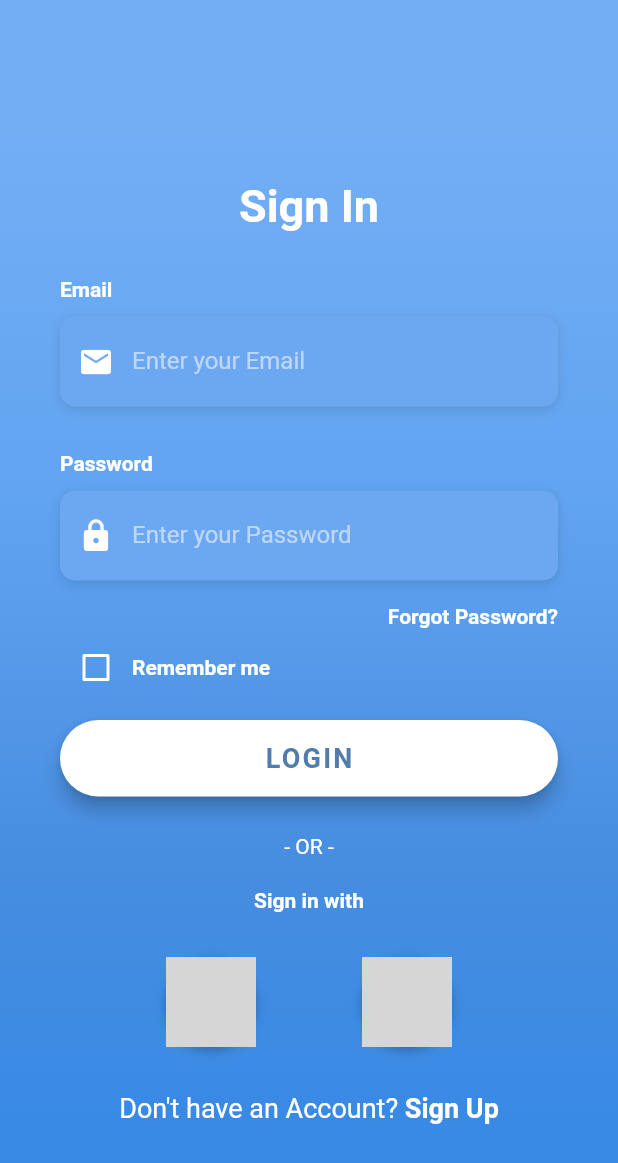
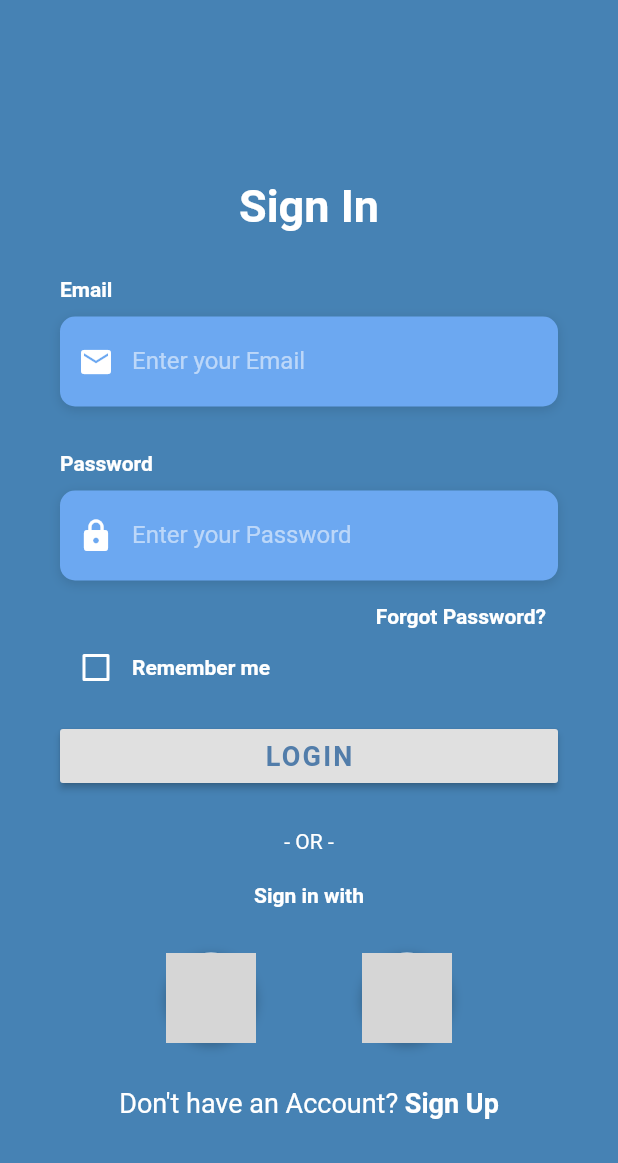
Before and after one commit to dmiranda83/futeba-futeba_flutter, a Flutter app: the screen it shows after launch, on a phone screen of 412 x 824 dp. Shown: the top 1163 px of the screen. Run offline on Flutter 3.47's test engine with Material 2 defaults, Android fonts, the phone set to English and light mode, and no system bars; Roboto replaces fonts that are missing (OpenSans); grey boxes are pictures that could not be loaded.

Commit message:
Implementacao tela de login

```diff
--- a/lib/screens/login_screen.dart
+++ b/lib/screens/login_screen.dart
@@ -1,6 +1,8 @@
 import 'package:flutter/material.dart';
 import 'package:flutter/services.dart';
-import 'package:futeba/screens/utilities/constants.dart';
+import 'package:futeba/utilities/constants.dart';
+
+import '../utilities/constants.dart';
 
 class LoginScreen extends StatefulWidget {
   @override
@@ -83,9 +85,12 @@ class _LoginScreenState extends State<LoginScreen> {
   Widget _buildForgotPasswordBtn() {
     return Container(
       alignment: Alignment.centerRight,
-      child: FlatButton(
+      child: TextButton(
+        style: TextButton.styleFrom(
+          primary: Colors.blue,
+          onSurface: Colors.red,
+        ),
         onPressed: () => print('Forgot Password Button Pressed'),
-        padding: EdgeInsets.only(right: 0.0),
         child: Text(
           'Forgot Password?',
           style: kLabelStyle,
@@ -125,14 +130,17 @@ class _LoginScreenState extends State<LoginScreen> {
     return Container(
       padding: EdgeInsets.symmetric(vertical: 25.0),
       width: double.infinity,
-      child: RaisedButton(
-        elevation: 5.0,
+      child: ElevatedButton(
+        style: ElevatedButton.styleFrom(
+          onPrimary: Colors.black87,
+          primary: Colors.grey[300],
+          minimumSize: Size(88, 36),
+          padding: EdgeInsets.symmetric(horizontal: 16),
+          shape: const RoundedRectangleBorder(
+            borderRadius: BorderRadius.all(Radius.circular(2)),
+          ),
+        ),
         onPressed: () => print('Login Button Pressed'),
-        padding: EdgeInsets.all(15.0),
-        shape: RoundedRectangleBorder(
-          borderRadius: BorderRadius.circular(30.0),
-        ),
-        color: Colors.white,
         child: Text(
           'LOGIN',
           style: TextStyle(
@@ -258,10 +266,10 @@ class _LoginScreenState extends State<LoginScreen> {
                     begin: Alignment.topCenter,
                     end: Alignment.bottomCenter,
                     colors: [
-                      Color(0xFF73AEF5),
-                      Color(0xFF61A4F1),
-                      Color(0xFF478DE0),
-                      Color(0xFF398AE5),
+                      Color(0xFF4682B4),
+                      Color(0xFF4682B4),
+                      Color(0xFF4682B4),
+                      Color(0xFF4682B4),
                     ],
                     stops: [0.1, 0.4, 0.7, 0.9],
                   ),
```
Also changed, not shown: lib/utilities/constants.dart (renamed from lib/screens/utilities/constants.dart), 1 other file.
